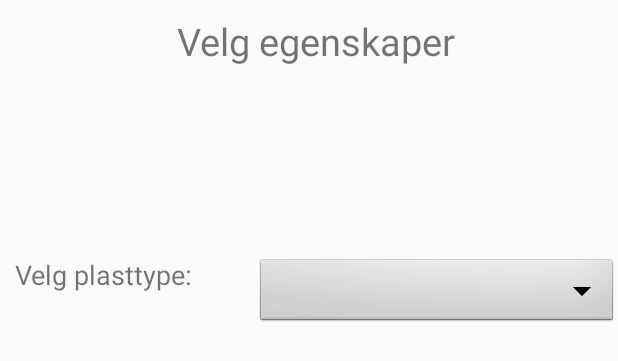
After one commit to Norderud/PlastPlukk, an Android app: the layout activity_egenskaper.xml on its own in the app's theme, with its tools: preview values and no code run, on a phone screen of 412 x 824 dp. The commit adds this screen. Shown: the top 361 px of the screen. Run offline under Robolectric (Android 15) with nearby library versions, the phone set to English and light mode, and no system bars; Roboto replaces fonts that are not available here.

Commit message:
Egenskaper
Begynt på egenskapssiden. Ferdig med dropdownmenyene og deres funksjoner

```diff
--- /dev/null
+++ b/app/src/main/res/layout/activity_egenskaper.xml
@@ -0,0 +1,67 @@
+<?xml version="1.0" encoding="utf-8"?>
+<LinearLayout xmlns:android="http://schemas.android.com/apk/res/android"
+    xmlns:app="http://schemas.android.com/apk/res-auto"
+    xmlns:tools="http://schemas.android.com/tools"
+    android:layout_width="match_parent"
+    android:layout_height="match_parent"
+    android:orientation="vertical"
+    android:weightSum="1"
+    tools:context=".Egenskaper"
+    android:paddingLeft="10dp"
+    android:paddingTop="10dp">
+
+    <TextView
+        android:id="@+id/tekst"
+        android:layout_width="match_parent"
+        android:layout_height="0dp"
+        android:layout_weight=".2"
+        android:text="Velg egenskaper"
+        android:textSize="@dimen/VelgPlastTekst"
+        android:gravity="center_horizontal"
+        android:layout_marginBottom="10dp"/>
+
+    <LinearLayout
+        android:layout_width="match_parent"
+        android:layout_height="wrap_content"
+        android:orientation="horizontal"
+        android:weightSum="1">
+        <TextView
+            android:layout_width="0dp"
+            android:layout_weight=".4"
+            android:layout_height="wrap_content"
+            android:text="Velg plasttype: "
+            android:textSize="18dp"/>
+        <Spinner
+            android:id="@+id/spinnerType"
+            android:layout_width="0dp"
+            android:layout_weight=".6"
+            android:layout_height="wrap_content"
+            android:background="@android:drawable/btn_dropdown"
+            android:spinnerMode="dropdown"
+            android:gravity="center_horizontal"/>
+    </LinearLayout>
+
+    <LinearLayout
+        android:id="@+id/str"
+        android:layout_width="match_parent"
+        android:layout_height="wrap_content"
+        android:orientation="horizontal"
+        android:weightSum="1"
+        android:visibility="gone">
+        <TextView
+            android:layout_width="0dp"
+            android:layout_weight=".4"
+            android:layout_height="wrap_content"
+            android:text="Velg størrelse: "
+            android:textSize="18dp"/>
+        <Spinner
+            android:id="@+id/spinnerStr"
+            android:layout_width="0dp"
+            android:layout_weight=".6"
+            android:layout_height="wrap_content"
+            android:background="@android:drawable/btn_dropdown"
+            android:spinnerMode="dropdown"
+            android:gravity="center_horizontal"/>
+    </LinearLayout>
+
+</LinearLayout>
```
Also changed, not shown: app/src/main/AndroidManifest.xml (+8 -4 lines), app/src/main/java/no/usn/plastplukk/plastplukk/Egenskaper.java (added, +92 -0 lines), app/src/main/java/no/usn/plastplukk/plastplukk/StartReg.java (+6 -2 lines), app/src/main/res/layout/activity_start_reg.xml (+13 -2 lines).
